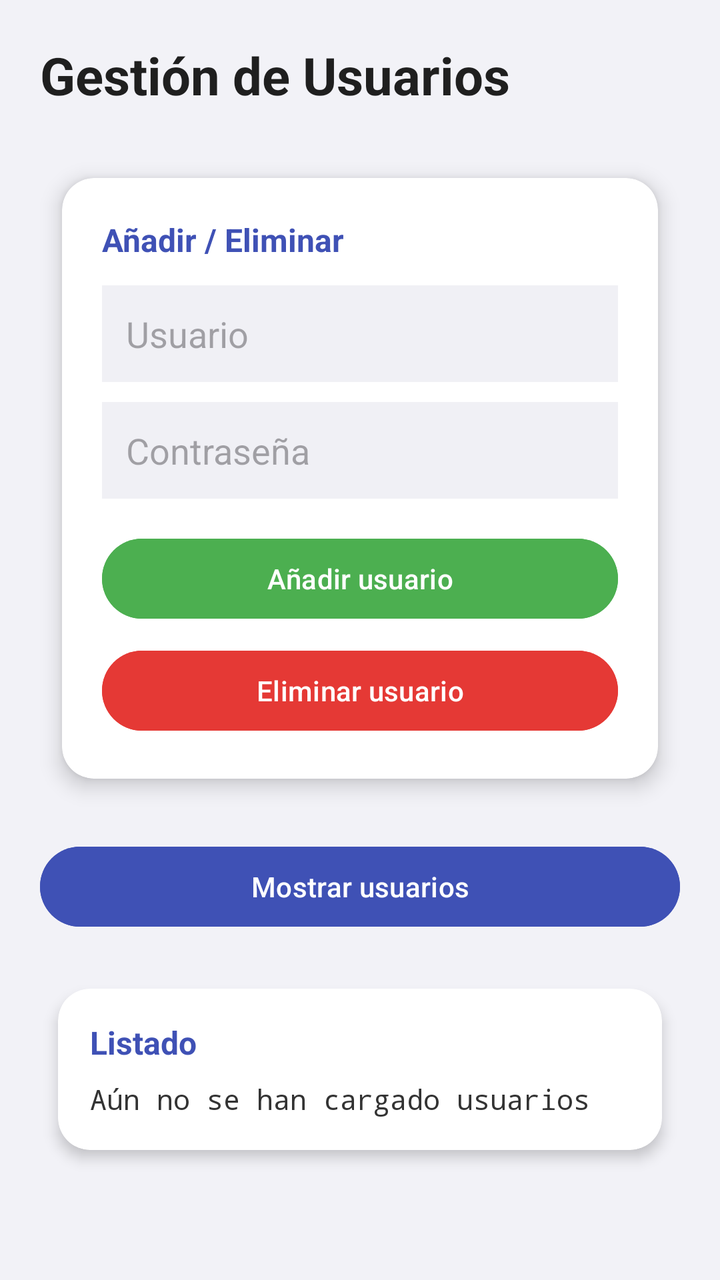
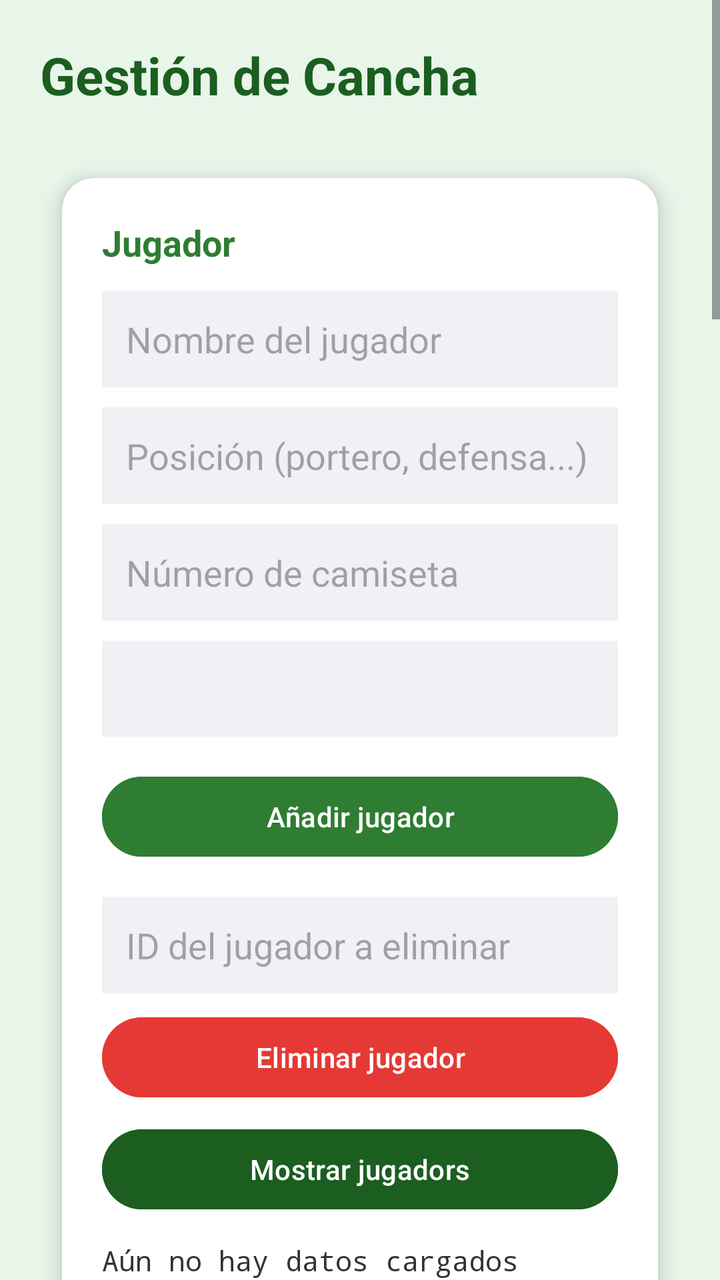

Two renders of the same Android screen: before a commit and after it. Below are the layout's source before the change and the commit's diff.
<!-- AndroidManifest.xml: application theme Theme.SQLite_project_complete -->
<!-- res/layout/activity_home.xml -->
<?xml version="1.0" encoding="utf-8"?>
<ScrollView xmlns:android="http://schemas.android.com/apk/res/android"
    xmlns:app="http://schemas.android.com/apk/res-auto"
    android:id="@+id/main"
    android:layout_width="match_parent"
    android:layout_height="match_parent"
    android:background="#F2F2F7"
    android:fillViewport="true">

    <LinearLayout
        android:layout_width="match_parent"
        android:layout_height="wrap_content"
        android:orientation="vertical"
        android:padding="20dp">

        
        <TextView
            android:layout_width="match_parent"
            android:layout_height="wrap_content"
            android:text="Gestión de Usuarios"
            android:textColor="#1F1F1F"
            android:textSize="26sp"
            android:textStyle="bold"
            android:layout_marginBottom="20dp"/>

        
        <androidx.cardview.widget.CardView
            android:layout_width="match_parent"
            android:layout_height="wrap_content"
            app:cardCornerRadius="16dp"
            app:cardElevation="6dp"
            app:cardBackgroundColor="#FFFFFF"
            app:cardUseCompatPadding="true">

            <LinearLayout
                android:layout_width="match_parent"
                android:layout_height="wrap_content"
                android:orientation="vertical"
                android:padding="20dp">

                <TextView
                    android:layout_width="wrap_content"
                    android:layout_height="wrap_content"
                    android:text="Añadir / Eliminar"
                    android:textColor="#3F51B5"
                    android:textStyle="bold"
                    android:textSize="16sp"
                    android:layout_marginBottom="12dp"/>

                <EditText
                    android:id="@+id/etNewUser"
                    android:layout_width="match_parent"
                    android:layout_height="wrap_content"
                    android:hint="Usuario"
                    android:inputType="text"
                    android:padding="12dp"
                    android:background="#F0F0F5"/>

                <EditText
                    android:id="@+id/etNewPass"
                    android:layout_width="match_parent"
                    android:layout_height="wrap_content"
                    android:layout_marginTop="10dp"
                    android:hint="Contraseña"
                    android:inputType="textPassword"
                    android:padding="12dp"
                    android:background="#F0F0F5"/>

                <Button
                    android:id="@+id/btnAdd"
                    android:layout_width="match_parent"
                    android:layout_height="wrap_content"
                    android:layout_marginTop="16dp"
                    android:text="Añadir usuario"
                    android:textColor="#FFFFFF"
                    android:backgroundTint="#4CAF50"/>

                <Button
                    android:id="@+id/btnDelete"
                    android:layout_width="match_parent"
                    android:layout_height="wrap_content"
                    android:layout_marginTop="8dp"
                    android:text="Eliminar usuario"
                    android:textColor="#FFFFFF"
                    android:backgroundTint="#E53935"/>
            </LinearLayout>
        </androidx.cardview.widget.CardView>

        
        <Button
            android:id="@+id/btnShow"
            android:layout_width="match_parent"
            android:layout_height="wrap_content"
            android:layout_marginTop="16dp"
            android:text="Mostrar usuarios"
            android:textColor="#FFFFFF"
            android:backgroundTint="#3F51B5"/>

        
        <androidx.cardview.widget.CardView
            android:layout_width="match_parent"
            android:layout_height="wrap_content"
            android:layout_marginTop="16dp"
            app:cardCornerRadius="16dp"
            app:cardElevation="4dp"
            app:cardBackgroundColor="#FFFFFF"
            app:cardUseCompatPadding="true">

            <LinearLayout
                android:layout_width="match_parent"
                android:layout_height="wrap_content"
                android:orientation="vertical"
                android:padding="16dp">

                <TextView
                    android:layout_width="wrap_content"
                    android:layout_height="wrap_content"
                    android:text="Listado"
                    android:textColor="#3F51B5"
                    android:textStyle="bold"
                    android:textSize="16sp"
                    android:layout_marginBottom="8dp"/>

                <TextView
                    android:id="@+id/tvList"
                    android:layout_width="match_parent"
                    android:layout_height="wrap_content"
                    android:text="Aún no se han cargado usuarios"
                    android:textColor="#333333"
                    android:textSize="14sp"
                    android:fontFamily="monospace"
                    android:lineSpacingExtra="4dp"/>
            </LinearLayout>
        </androidx.cardview.widget.CardView>

    </LinearLayout>
</ScrollView>
<!-- resources referenced by this layout -->
<resources>
  <style name="Theme.SQLite_project_complete" parent="Base.Theme.SQLite_project_complete" />
  <style name="Base.Theme.SQLite_project_complete" parent="Theme.Material3.DayNight.NoActionBar">
          
          
      </style>
</resources>

<!-- the commit's change to res/layout/activity_home.xml (unified diff, before → after) -->
@@ -4,7 +4,7 @@
     android:id="@+id/main"
     android:layout_width="match_parent"
     android:layout_height="match_parent"
-    android:background="#F2F2F7"
+    android:background="#E8F5E9"
     android:fillViewport="true">
 
     <LinearLayout
@@ -17,19 +17,19 @@
         <TextView
             android:layout_width="match_parent"
             android:layout_height="wrap_content"
-            android:text="Gestión de Usuarios"
-            android:textColor="#1F1F1F"
+            android:layout_marginBottom="20dp"
+            android:text="Gestión de Cancha"
+            android:textColor="#1B5E20"
             android:textSize="26sp"
-            android:textStyle="bold"
-            android:layout_marginBottom="20dp"/>
+            android:textStyle="bold" />
 
         
         <androidx.cardview.widget.CardView
             android:layout_width="match_parent"
             android:layout_height="wrap_content"
+            app:cardBackgroundColor="#FFFFFF"
             app:cardCornerRadius="16dp"
             app:cardElevation="6dp"
-            app:cardBackgroundColor="#FFFFFF"
             app:cardUseCompatPadding="true">
 
             <LinearLayout
@@ -41,97 +41,469 @@
                 <TextView
                     android:layout_width="wrap_content"
                     android:layout_height="wrap_content"
-                    android:text="Añadir / Eliminar"
-                    android:textColor="#3F51B5"
-                    android:textStyle="bold"
-                    android:textSize="16sp"
-                    android:layout_marginBottom="12dp"/>
-
-                <EditText
-                    android:id="@+id/etNewUser"
-                    android:layout_width="match_parent"
-                    android:layout_height="wrap_content"
-                    android:hint="Usuario"
+                    android:layout_marginBottom="12dp"
+                    android:text="Jugador"
+                    android:textColor="#2E7D32"
+                    android:textSize="18sp"
+                    android:textStyle="bold" />
+
+                <EditText
+                    android:id="@+id/etNombreJugador"
+                    android:layout_width="match_parent"
+                    android:layout_height="wrap_content"
+                    android:layout_marginTop="0dp"
+                    android:background="#F0F0F5"
+                    android:hint="Nombre del jugador"
+                    android:inputType="textPersonName"
+                    android:padding="12dp" />
+
+                <EditText
+                    android:id="@+id/etPosicion"
+                    android:layout_width="match_parent"
+                    android:layout_height="wrap_content"
+                    android:layout_marginTop="10dp"
+                    android:background="#F0F0F5"
+                    android:hint="Posición (portero, defensa...)"
                     android:inputType="text"
-                    android:padding="12dp"
-                    android:background="#F0F0F5"/>
-
-                <EditText
-                    android:id="@+id/etNewPass"
+                    android:padding="12dp" />
+
+                <EditText
+                    android:id="@+id/etNumero"
                     android:layout_width="match_parent"
                     android:layout_height="wrap_content"
                     android:layout_marginTop="10dp"
-                    android:hint="Contraseña"
-                    android:inputType="textPassword"
-                    android:padding="12dp"
-                    android:background="#F0F0F5"/>
-
-                <Button
-                    android:id="@+id/btnAdd"
-                    android:layout_width="match_parent"
-                    android:layout_height="wrap_content"
-                    android:layout_marginTop="16dp"
-                    android:text="Añadir usuario"
-                    android:textColor="#FFFFFF"
-                    android:backgroundTint="#4CAF50"/>
-
-                <Button
-                    android:id="@+id/btnDelete"
-                    android:layout_width="match_parent"
-                    android:layout_height="wrap_content"
-                    android:layout_marginTop="8dp"
-                    android:text="Eliminar usuario"
-                    android:textColor="#FFFFFF"
-                    android:backgroundTint="#E53935"/>
+                    android:background="#F0F0F5"
+                    android:hint="Número de camiseta"
+                    android:inputType="number"
+                    android:padding="12dp" />
+
+                <Spinner
+                    android:id="@+id/spEquipo"
+                    android:layout_width="match_parent"
+                    android:layout_height="48dp"
+                    android:layout_marginTop="10dp"
+                    android:background="#F0F0F5" />
+
+                <Button
+                    android:id="@+id/btnAddJugador"
+                    android:layout_width="match_parent"
+                    android:layout_height="wrap_content"
+                    android:layout_marginTop="16dp"
+                    android:backgroundTint="#2E7D32"
+                    android:text="Añadir jugador"
+                    android:textColor="#FFFFFF" />
+
+                <EditText
+                    android:id="@+id/etIdJugador"
+                    android:layout_width="match_parent"
+                    android:layout_height="wrap_content"
+                    android:layout_marginTop="16dp"
+                    android:background="#F0F0F5"
+                    android:hint="ID del jugador a eliminar"
+                    android:inputType="number"
+                    android:padding="12dp" />
+
+                <Button
+                    android:id="@+id/btnDeleteJugador"
+                    android:layout_width="match_parent"
+                    android:layout_height="wrap_content"
+                    android:layout_marginTop="8dp"
+                    android:backgroundTint="#E53935"
+                    android:text="Eliminar jugador"
+                    android:textColor="#FFFFFF" />
+
+                <Button
+                    android:id="@+id/btnShowJugador"
+                    android:layout_width="match_parent"
+                    android:layout_height="wrap_content"
+                    android:layout_marginTop="8dp"
+                    android:backgroundTint="#1B5E20"
+                    android:text="Mostrar jugadors"
+                    android:textColor="#FFFFFF" />
+
+                
+                <TextView
+                    android:id="@+id/tvListaJugador"
+                    android:layout_width="match_parent"
+                    android:layout_height="wrap_content"
+                    android:layout_marginTop="12dp"
+                    android:fontFamily="monospace"
+                    android:lineSpacingExtra="4dp"
+                    android:text="Aún no hay datos cargados"
+                    android:textColor="#333333"
+                    android:textSize="14sp" />
             </LinearLayout>
         </androidx.cardview.widget.CardView>
-
-        
-        <Button
-            android:id="@+id/btnShow"
-            android:layout_width="match_parent"
-            android:layout_height="wrap_content"
-            android:layout_marginTop="16dp"
-            android:text="Mostrar usuarios"
-            android:textColor="#FFFFFF"
-            android:backgroundTint="#3F51B5"/>
 
         
         <androidx.cardview.widget.CardView
             android:layout_width="match_parent"
             android:layout_height="wrap_content"
-            android:layout_marginTop="16dp"
+            app:cardBackgroundColor="#FFFFFF"
             app:cardCornerRadius="16dp"
-            app:cardElevation="4dp"
-            app:cardBackgroundColor="#FFFFFF"
+            app:cardElevation="6dp"
             app:cardUseCompatPadding="true">
 
             <LinearLayout
                 android:layout_width="match_parent"
                 android:layout_height="wrap_content"
                 android:orientation="vertical"
-                android:padding="16dp">
+                android:padding="20dp">
 
                 <TextView
                     android:layout_width="wrap_content"
                     android:layout_height="wrap_content"
-                    android:text="Listado"
-                    android:textColor="#3F51B5"
-                    android:textStyle="bold"
-                    android:textSize="16sp"
-                    android:layout_marginBottom="8dp"/>
-
-                <TextView
-                    android:id="@+id/tvList"
-                    android:layout_width="match_parent"
-                    android:layout_height="wrap_content"
-                    android:text="Aún no se han cargado usuarios"
+                    android:layout_marginBottom="12dp"
+                    android:text="Equipo"
+                    android:textColor="#2E7D32"
+                    android:textSize="18sp"
+                    android:textStyle="bold" />
+
+                <EditText
+                    android:id="@+id/etNombreEquipo"
+                    android:layout_width="match_parent"
+                    android:layout_height="wrap_content"
+                    android:layout_marginTop="0dp"
+                    android:background="#F0F0F5"
+                    android:hint="Nombre del equipo"
+                    android:inputType="text"
+                    android:padding="12dp" />
+
+                <Button
+                    android:id="@+id/btnAddEquipo"
+                    android:layout_width="match_parent"
+                    android:layout_height="wrap_content"
+                    android:layout_marginTop="16dp"
+                    android:backgroundTint="#2E7D32"
+                    android:text="Añadir equipo"
+                    android:textColor="#FFFFFF" />
+
+                <EditText
+                    android:id="@+id/etIdEquipo"
+                    android:layout_width="match_parent"
+                    android:layout_height="wrap_content"
+                    android:layout_marginTop="16dp"
+                    android:background="#F0F0F5"
+                    android:hint="ID del equipo a eliminar"
+                    android:inputType="number"
+                    android:padding="12dp" />
+
+                <Button
+                    android:id="@+id/btnDeleteEquipo"
+                    android:layout_width="match_parent"
+                    android:layout_height="wrap_content"
+                    android:layout_marginTop="8dp"
+                    android:backgroundTint="#E53935"
+                    android:text="Eliminar equipo"
+                    android:textColor="#FFFFFF" />
+
+                <Button
+                    android:id="@+id/btnShowEquipo"
+                    android:layout_width="match_parent"
+                    android:layout_height="wrap_content"
+                    android:layout_marginTop="8dp"
+                    android:backgroundTint="#1B5E20"
+                    android:text="Mostrar equipos"
+                    android:textColor="#FFFFFF" />
+
+                
+                <TextView
+                    android:id="@+id/tvListaEquipo"
+                    android:layout_width="match_parent"
+                    android:layout_height="wrap_content"
+                    android:layout_marginTop="12dp"
+                    android:fontFamily="monospace"
+                    android:lineSpacingExtra="4dp"
+                    android:text="Aún no hay datos cargados"
                     android:textColor="#333333"
-                    android:textSize="14sp"
-                    android:fontFamily="monospace"
-                    android:lineSpacingExtra="4dp"/>
+                    android:textSize="14sp" />
             </LinearLayout>
         </androidx.cardview.widget.CardView>
 
+        
+        <androidx.cardview.widget.CardView
+            android:layout_width="match_parent"
+            android:layout_height="wrap_content"
+            app:cardBackgroundColor="#FFFFFF"
+            app:cardCornerRadius="16dp"
+            app:cardElevation="6dp"
+            app:cardUseCompatPadding="true">
+
+            <LinearLayout
+                android:layout_width="match_parent"
+                android:layout_height="wrap_content"
+                android:orientation="vertical"
+                android:padding="20dp">
+
+                <TextView
+                    android:layout_width="wrap_content"
+                    android:layout_height="wrap_content"
+                    android:layout_marginBottom="12dp"
+                    android:text="Entrenador"
+                    android:textColor="#2E7D32"
+                    android:textSize="18sp"
+                    android:textStyle="bold" />
+
+                <EditText
+                    android:id="@+id/etNombreEntrenador"
+                    android:layout_width="match_parent"
+                    android:layout_height="wrap_content"
+                    android:layout_marginTop="0dp"
+                    android:background="#F0F0F5"
+                    android:hint="Nombre del entrenador"
+                    android:inputType="textPersonName"
+                    android:padding="12dp" />
+
+                <Button
+                    android:id="@+id/btnAddEntrenador"
+                    android:layout_width="match_parent"
+                    android:layout_height="wrap_content"
+                    android:layout_marginTop="16dp"
+                    android:backgroundTint="#2E7D32"
+                    android:text="Añadir entrenador"
+                    android:textColor="#FFFFFF" />
+
+                <EditText
+                    android:id="@+id/etIdEntrenador"
+                    android:layout_width="match_parent"
+                    android:layout_height="wrap_content"
+                    android:layout_marginTop="16dp"
+                    android:background="#F0F0F5"
+                    android:hint="ID del entrenador a eliminar"
+                    android:inputType="number"
+                    android:padding="12dp" />
+
+                <Button
+                    android:id="@+id/btnDeleteEntrenador"
+                    android:layout_width="match_parent"
+                    android:layout_height="wrap_content"
+                    android:layout_marginTop="8dp"
+                    android:backgroundTint="#E53935"
+                    android:text="Eliminar entrenador"
+                    android:textColor="#FFFFFF" />
+
+                <Button
+                    android:id="@+id/btnShowEntrenador"
+                    android:layout_width="match_parent"
+                    android:layout_height="wrap_content"
+                    android:layout_marginTop="8dp"
+                    android:backgroundTint="#1B5E20"
+                    android:text="Mostrar entrenadors"
+                    android:textColor="#FFFFFF" />
+
+                
+                <TextView
+                    android:id="@+id/tvListaEntrenador"
+                    android:layout_width="match_parent"
+                    android:layout_height="wrap_content"
+                    android:layout_marginTop="12dp"
+                    android:fontFamily="monospace"
+                    android:lineSpacingExtra="4dp"
+                    android:text="Aún no hay datos cargados"
+                    android:textColor="#333333"
+                    android:textSize="14sp" />
+            </LinearLayout>
+        </androidx.cardview.widget.CardView>
+
+        
+        <androidx.cardview.widget.CardView
+            android:layout_width="match_parent"
+            android:layout_height="wrap_content"
+            app:cardBackgroundColor="#FFFFFF"
+            app:cardCornerRadius="16dp"
+            app:cardElevation="6dp"
+            app:cardUseCompatPadding="true">
+
+            <LinearLayout
+                android:layout_width="match_parent"
+                android:layout_height="wrap_content"
+                android:orientation="vertical"
+                android:padding="20dp">
+
+                <TextView
+                    android:layout_width="wrap_content"
+                    android:layout_height="wrap_content"
+                    android:layout_marginBottom="12dp"
+                    android:text="Estadio"
+                    android:textColor="#2E7D32"
+                    android:textSize="18sp"
+                    android:textStyle="bold" />
+
+                <EditText
+                    android:id="@+id/etNombreEstadio"
+                    android:layout_width="match_parent"
+                    android:layout_height="wrap_content"
+                    android:layout_marginTop="0dp"
+                    android:background="#F0F0F5"
+                    android:hint="Nombre del estadio"
+                    android:inputType="text"
+                    android:padding="12dp" />
+
+                <EditText
+                    android:id="@+id/etCiudadEstadio"
+                    android:layout_width="match_parent"
+                    android:layout_height="wrap_content"
+                    android:layout_marginTop="10dp"
+                    android:background="#F0F0F5"
+                    android:hint="Ciudad"
+                    android:inputType="text"
+                    android:padding="12dp" />
+
+                <Button
+                    android:id="@+id/btnAddEstadio"
+                    android:layout_width="match_parent"
+                    android:layout_height="wrap_content"
+                    android:layout_marginTop="16dp"
+                    android:backgroundTint="#2E7D32"
+                    android:text="Añadir estadio"
+                    android:textColor="#FFFFFF" />
+
+                <EditText
+                    android:id="@+id/etIdEstadio"
+                    android:layout_width="match_parent"
+                    android:layout_height="wrap_content"
+                    android:layout_marginTop="16dp"
+                    android:background="#F0F0F5"
+                    android:hint="ID del estadio a eliminar"
+                    android:inputType="number"
+                    android:padding="12dp" />
+
+                <Button
+                    android:id="@+id/btnDeleteEstadio"
+                    android:layout_width="match_parent"
+                    android:layout_height="wrap_content"
+                    android:layout_marginTop="8dp"
+                    android:backgroundTint="#E53935"
+                    android:text="Eliminar estadio"
+                    android:textColor="#FFFFFF" />
+
+                <Button
+                    android:id="@+id/btnShowEstadio"
+                    android:layout_width="match_parent"
+                    android:layout_height="wrap_content"
+                    android:layout_marginTop="8dp"
+                    android:backgroundTint="#1B5E20"
+                    android:text="Mostrar estadios"
+                    android:textColor="#FFFFFF" />
+
+                
+                <TextView
+                    android:id="@+id/tvListaEstadio"
+                    android:layout_width="match_parent"
+                    android:layout_height="wrap_content"
+                    android:layout_marginTop="12dp"
+                    android:fontFamily="monospace"
+                    android:lineSpacingExtra="4dp"
+                    android:text="Aún no hay datos cargados"
+                    android:textColor="#333333"
+                    android:textSize="14sp" />
+            </LinearLayout>
+        </androidx.cardview.widget.CardView>
+
+        
+        <androidx.cardview.widget.CardView
+            android:layout_width="match_parent"
+            android:layout_height="wrap_content"
+            app:cardBackgroundColor="#FFFFFF"
+            app:cardCornerRadius="16dp"
+            app:cardElevation="6dp"
+            app:cardUseCompatPadding="true">
+
+            <LinearLayout
+                android:layout_width="match_parent"
+                android:layout_height="wrap_content"
+                android:orientation="vertical"
+                android:padding="20dp">
+
+                <TextView
+                    android:layout_width="wrap_content"
+                    android:layout_height="wrap_content"
+                    android:layout_marginBottom="12dp"
+                    android:text="Partido"
+                    android:textColor="#2E7D32"
+                    android:textSize="18sp"
+                    android:textStyle="bold" />
+
+                <EditText
+                    android:id="@+id/etFechaPartido"
+                    android:layout_width="match_parent"
+                    android:layout_height="wrap_content"
+                    android:layout_marginTop="0dp"
+                    android:background="#F0F0F5"
+                    android:hint="Fecha (dd/mm/aaaa)"
+                    android:inputType="date"
+                    android:padding="12dp" />
+
+                <EditText
+                    android:id="@+id/etEquipoLocal"
+                    android:layout_width="match_parent"
+                    android:layout_height="wrap_content"
+                    android:layout_marginTop="10dp"
+                    android:background="#F0F0F5"
+                    android:hint="Equipo local"
+                    android:inputType="text"
+                    android:padding="12dp" />
+
+                <EditText
+                    android:id="@+id/etEquipoVisita"
+                    android:layout_width="match_parent"
+                    android:layout_height="wrap_content"
+                    android:layout_marginTop="10dp"
+                    android:background="#F0F0F5"
+                    android:hint="Equipo visita"
+                    android:inputType="text"
+                    android:padding="12dp" />
+
+                <Button
+                    android:id="@+id/btnAddPartido"
+                    android:layout_width="match_parent"
+                    android:layout_height="wrap_content"
+                    android:layout_marginTop="16dp"
+                    android:backgroundTint="#2E7D32"
+                    android:text="Añadir partido"
+                    android:textColor="#FFFFFF" />
+
+                <EditText
+                    android:id="@+id/etIdPartido"
+                    android:layout_width="match_parent"
+                    android:layout_height="wrap_content"
+                    android:layout_marginTop="16dp"
+                    android:background="#F0F0F5"
+                    android:hint="ID del partido a eliminar"
+                    android:inputType="number"
+                    android:padding="12dp" />
+
+                <Button
+                    android:id="@+id/btnDeletePartido"
+                    android:layout_width="match_parent"
+                    android:layout_height="wrap_content"
+                    android:layout_marginTop="8dp"
+                    android:backgroundTint="#E53935"
+                    android:text="Eliminar partido"
+                    android:textColor="#FFFFFF" />
+
+                <Button
+                    android:id="@+id/btnShowPartido"
+                    android:layout_width="match_parent"
+                    android:layout_height="wrap_content"
+                    android:layout_marginTop="8dp"
+                    android:backgroundTint="#1B5E20"
+                    android:text="Mostrar partidos"
+                    android:textColor="#FFFFFF" />
+
+                
+                <TextView
+                    android:id="@+id/tvListaPartido"
+                    android:layout_width="match_parent"
+                    android:layout_height="wrap_content"
+                    android:layout_marginTop="12dp"
+                    android:fontFamily="monospace"
+                    android:lineSpacingExtra="4dp"
+                    android:text="Aún no hay datos cargados"
+                    android:textColor="#333333"
+                    android:textSize="14sp" />
+            </LinearLayout>
+        </androidx.cardview.widget.CardView>
+
     </LinearLayout>
 </ScrollView>
